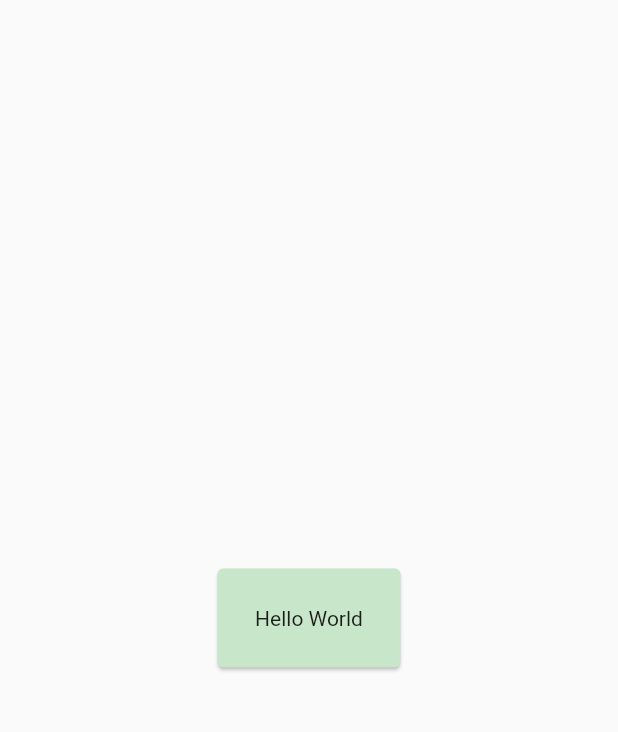
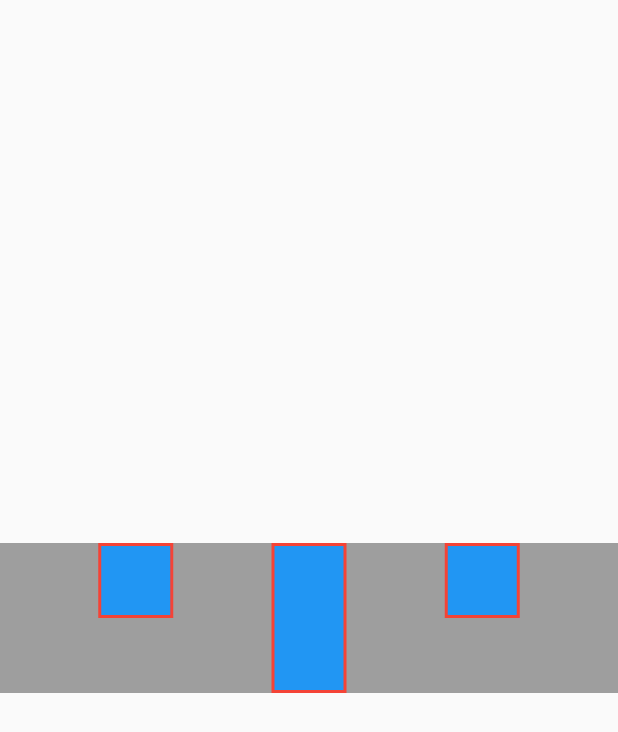
Before and after one commit to ryanseptiyanto/pm_pert2_0872, a Flutter app: the screen it shows after launch, on a phone screen of 412 x 824 dp. Shown: the top 732 px of the screen. Run offline on Flutter 3.47's test engine with Material 2 defaults, Android fonts, the phone set to English and light mode, and no system bars.

Commit message:
menambah row

```diff
--- a/lib/main.dart
+++ b/lib/main.dart
@@ -1,5 +1,5 @@
 import 'package:flutter/material.dart';
-import '../padding.dart';
+import '../row.dart';
 
 void main() {
   runApp(const MyApp());
@@ -12,7 +12,7 @@ class MyApp extends StatelessWidget {
   Widget build(BuildContext context) {
     return const MaterialApp(
       debugShowCheckedModeBanner: false,
-      home: MyPadding(),
+      home: MyRow(),
     );
   }
 }
--- /dev/null
+++ b/lib/row.dart
@@ -0,0 +1,52 @@
+import 'package:flutter/material.dart';
+
+class MyRow extends StatelessWidget {
+  const MyRow({ Key? key }) : super(key: key);
+
+  @override
+  Widget build(BuildContext context) {
+    return Scaffold(
+      body: SafeArea(
+        child : Center(
+          child : Container(
+          color: Colors.grey,
+          child: Row(
+            mainAxisAlignment: MainAxisAlignment.spaceEvenly,
+            crossAxisAlignment: CrossAxisAlignment.start,
+            children: const[
+              MyBox(),
+              MyBox(height: 100),
+              MyBox(),
+            ],
+          ),
+        ),
+        ),
+      ),
+    );
+  }
+}
+
+class MyBox extends StatelessWidget {
+  final double height;
+  final double width;
+  const MyBox({
+    Key? key,
+    this.width = 50,
+    this.height = 50
+  }) : super(key: key);
+
+  @override
+  Widget build(BuildContext context) {
+    return Container(
+      width: width,
+      height: height,
+      decoration: BoxDecoration(
+        color: Colors.blue,
+        border: Border.all(
+          width: 2,
+          color: Colors.red,
+        )
+      ),
+    );
+  }
+}
```
